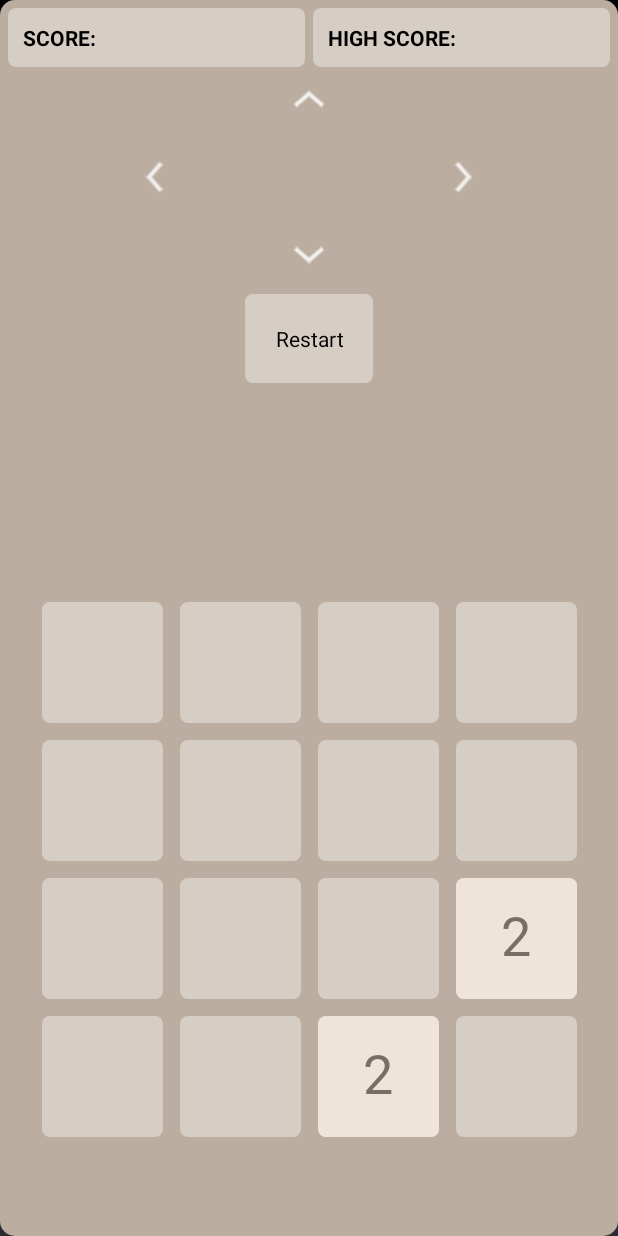
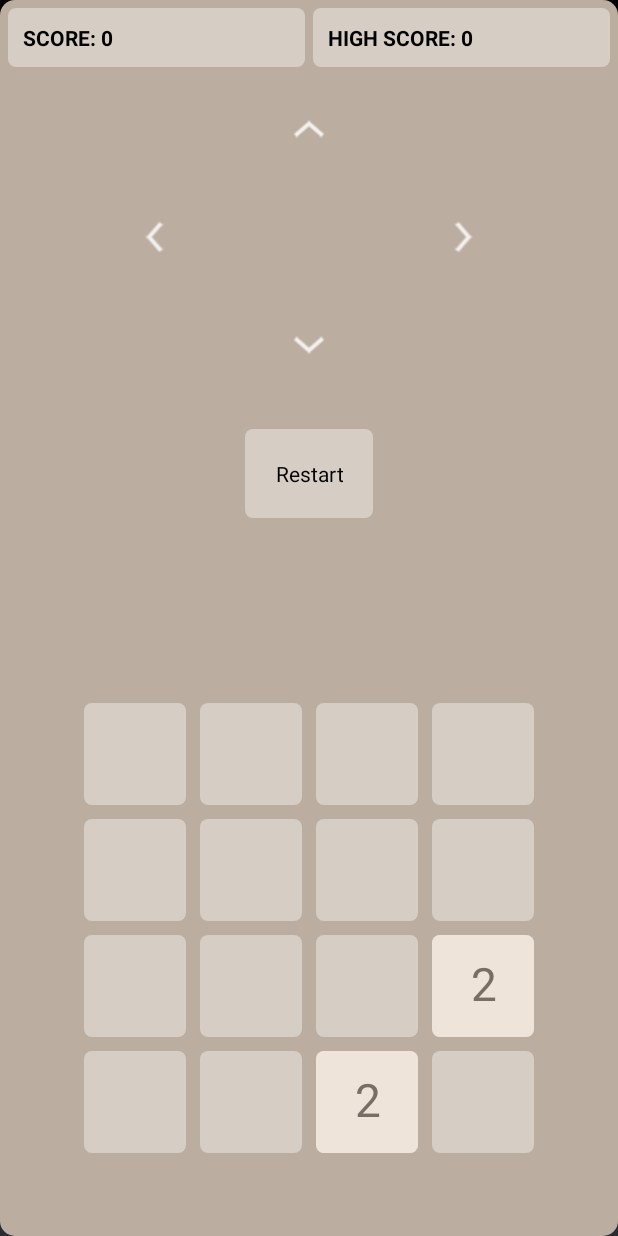
Before and after one commit to Tjaub95/2048, an Android app: the screen it shows after launch (TwoZeroFourEightActivity), on a phone screen of 412 x 824 dp. Run offline under Robolectric (Android 15) with nearby library versions, the phone set to English and light mode, and no system bars.

```diff
--- a/app/src/main/java/com/tjewell/csse2048/Game.java
+++ b/app/src/main/java/com/tjewell/csse2048/Game.java
@@ -4,6 +4,7 @@ import android.content.Context;
 import android.content.SharedPreferences;
 import android.preference.PreferenceManager;
 
+import java.io.Serializable;
 import java.util.ArrayList;
 import java.util.Collections;
 import java.util.List;
@@ -73,7 +74,7 @@ public class Game {
 
     private void addRandomTile() {
         if (grid.isCellsAvailable()) {
-            int value = Math.random() < 0.9 ? 2 : 4;
+            int value = Math.random() < 0.75 ? 2 : 4;
             TileModel tile = new TileModel(grid.randomAvailableCell(), value);
             spawnTile(tile);
         }
@@ -87,7 +88,7 @@ public class Game {
         SharedPreferences settings = PreferenceManager.getDefaultSharedPreferences(mContext);
         SharedPreferences.Editor editor = settings.edit();
         editor.putLong(HIGH_SCORE, highScore);
-        editor.commit();
+        editor.apply();
     }
 
     private long getHighScore() {
--- a/app/src/main/java/com/tjewell/csse2048/GridView.java
+++ b/app/src/main/java/com/tjewell/csse2048/GridView.java
@@ -5,14 +5,15 @@ import android.content.res.Resources;
 import android.graphics.Bitmap;
 import android.graphics.Canvas;
 import android.graphics.Paint;
-import android.graphics.Typeface;
 import android.graphics.drawable.BitmapDrawable;
 import android.graphics.drawable.Drawable;
 import android.util.Log;
 import android.view.View;
 
+import java.io.Serializable;
+
 @SuppressWarnings("deprecation")
-public class GridView extends View {
+public class GridView extends View implements Serializable {
 
     //Internal Constants
     static final int BASE_ANIMATION_TIME = 100000000;
@@ -78,19 +79,20 @@ public class GridView extends View {
             backgroundRectangle = resources.getDrawable(R.drawable.background_rectangle);
             lightUpRectangle = resources.getDrawable(R.drawable.light_up_rectangle);
             fadeRectangle = resources.getDrawable(R.drawable.fade_rectangle);
-            Typeface font = Typeface.createFromAsset(resources.getAssets(), "ClearSans-Bold.ttf");
-            paint.setTypeface(font);
             paint.setAntiAlias(true);
         } catch (Exception e) {
             Log.e(TAG, "Error getting assets?", e);
         }
-        setOnTouchListener(new InputListener(this));
         game.newGame();
     }
 
     private static int log2(int n) {
         if (n <= 0) throw new IllegalArgumentException();
         return 31 - Integer.numberOfLeadingZeros(n);
+    }
+
+    public Game getGame() {
+        return game;
     }
 
     @Override
--- a/app/src/main/java/com/tjewell/csse2048/TwoZeroFourEightActivity.java
+++ b/app/src/main/java/com/tjewell/csse2048/TwoZeroFourEightActivity.java
@@ -1,26 +1,98 @@
 package com.tjewell.csse2048;
 
 import android.app.Activity;
+import android.content.SharedPreferences;
 import android.os.Bundle;
+import android.preference.PreferenceManager;
 import android.support.annotation.Nullable;
 import android.view.KeyEvent;
+import android.view.View;
+import android.widget.Button;
+import android.widget.ImageView;
+import android.widget.TextView;
 
 /**
  * Created by Tyler_Jewell on 4/13/17.
  */
 
-public class TwoZeroFourEightActivity extends Activity {
+public class TwoZeroFourEightActivity extends Activity implements View.OnClickListener {
+    private GridView gridView;
+    private Button restart;
+    private ImageView left;
+    private ImageView up;
+    private ImageView down;
+    private ImageView right;
+    private TextView score;
+    private TextView highScore;
+    private TwoZeroFourEightFragment frag;
+
     @Override
     protected void onCreate(@Nullable Bundle savedInstanceState) {
         super.onCreate(savedInstanceState);
         setContentView(R.layout.activity_two_zero_four_eight);
 
-        TwoZeroFourEightFragment frag = new TwoZeroFourEightFragment();
+//        gridView = new GridView(getApplicationContext());
+        restart = (Button) findViewById(R.id.restart);
+        restart.setOnClickListener(this);
+        left = (ImageView) findViewById(R.id.imageLeft);
+        left.setOnClickListener(this);
+        right = (ImageView) findViewById(R.id.imageRight);
+        right.setOnClickListener(this);
+        up = (ImageView) findViewById(R.id.imageUp);
+        up.setOnClickListener(this);
+        down = (ImageView) findViewById(R.id.imageDown);
+        down.setOnClickListener(this);
+
+        highScore = (TextView) findViewById(R.id.high_score);
+        score = (TextView) findViewById(R.id.score);
+
+        TwoZeroFourEightFragment twoZeroFourEightFragment = new TwoZeroFourEightFragment();
 
         getFragmentManager()
                 .beginTransaction()
-                .add(R.id.grid_twofourzeroeight, frag)
+                .add(R.id.grid_twofourzeroeight, twoZeroFourEightFragment)
                 .commit();
+
+        load();
+    }
+
+    private void load() {
+        SharedPreferences settings = PreferenceManager.getDefaultSharedPreferences(getApplicationContext());
+        score.setText("SCORE: " + settings.getLong("score", 0));
+        highScore.setText("HIGH SCORE: " + settings.getLong("high score temp", 0));
+    }
+
+    @Override
+    public void onClick(View view) {
+        frag = (TwoZeroFourEightFragment) getFragmentManager().findFragmentById(R.id.grid_twofourzeroeight);
+        // 0: up, 1: right, 2: down, 3: left
+        switch (view.getId()) {
+            case R.id.restart:
+                frag.getGridView().game.newGame();
+                score.setText("SCORE: " + frag.getGridView().game.score);
+                highScore.setText("HIGH SCORE: " + frag.getGridView().game.highScore);
+                break;
+            case R.id.imageDown:
+                frag.getGridView().game.move(2);
+                score.setText("SCORE: " + frag.getGridView().game.score);
+                highScore.setText("HIGH SCORE: " + frag.getGridView().game.highScore);
+                break;
+            case R.id.imageUp:
+                frag.getGridView().game.move(0);
+                score.setText("SCORE: " + frag.getGridView().game.score);
+                highScore.setText("HIGH SCORE: " + frag.getGridView().game.highScore);
+                break;
+            case R.id.imageLeft:
+                frag.getGridView().game.move(3);
+                score.setText("SCORE: " + frag.getGridView().game.score);
+                highScore.setText("HIGH SCORE: " + frag.getGridView().game.highScore);
+                break;
+            case R.id.imageRight:
+                frag.getGridView().game.move(1);
+                score.setText("SCORE: " + frag.getGridView().game.score);
+                highScore.setText("HIGH SCORE: " + frag.getGridView().game.highScore);
+                break;
+        }
     }
 
     @Override
--- a/app/src/main/res/layout/activity_two_zero_four_eight.xml
+++ b/app/src/main/res/layout/activity_two_zero_four_eight.xml
@@ -46,6 +46,7 @@
         android:layout_height="wrap_content"
         android:layout_below="@+id/score_board"
         android:layout_centerHorizontal="true"
+        android:padding="20dp"
         android:src="@drawable/dpad_up" />
 
     <LinearLayout
@@ -81,6 +82,7 @@
         android:layout_height="wrap_content"
         android:layout_below="@+id/left_right_cluster"
         android:layout_centerHorizontal="true"
+        android:padding="20dp"
         android:src="@drawable/dpad_down" />
 
     <Button
@@ -89,7 +91,7 @@
         android:layout_height="wrap_content"
         android:layout_below="@+id/imageDown"
         android:layout_centerInParent="true"
-        android:layout_marginTop="10dp"
+        android:layout_marginTop="20dp"
         android:background="@drawable/cell_rectangle"
         android:padding="20dp"
         android:text="@string/restart" />
```
Also changed, not shown: app/src/main/java/com/tjewell/csse2048/TwoZeroFourEightFragment.java (+16 -1 lines).
